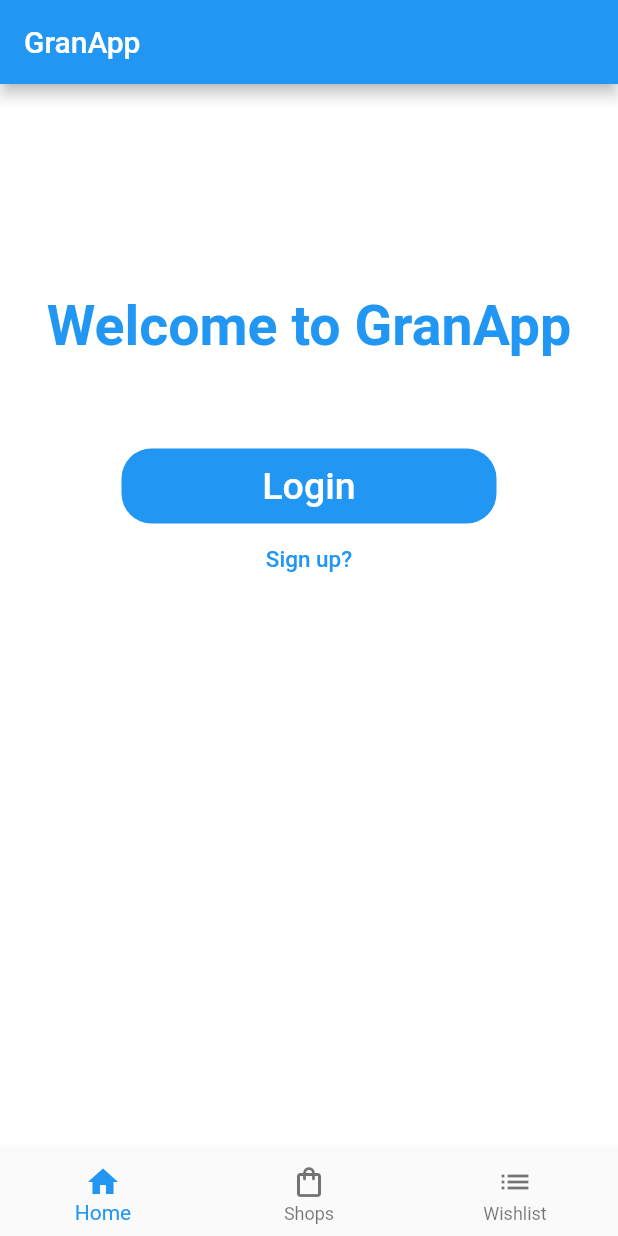
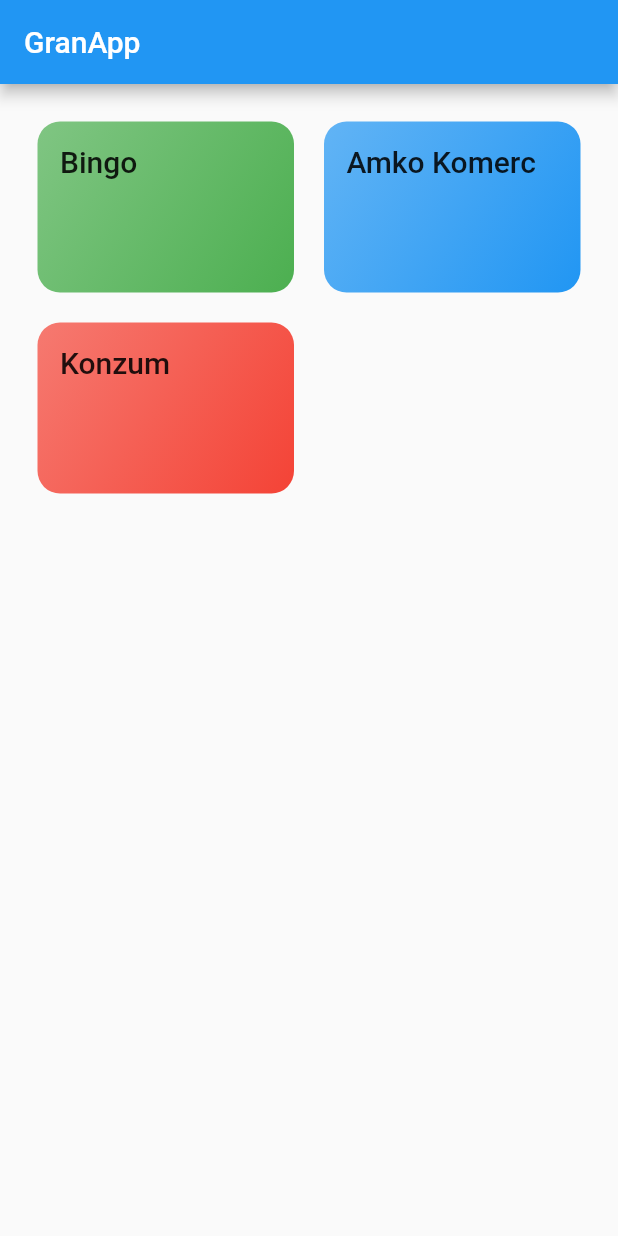
Before and after one commit to nejlaban/granapp, a Flutter app: the screen it shows after launch, on a phone screen of 412 x 824 dp. Run offline on Flutter 3.47's test engine with Material 2 defaults, Android fonts, the phone set to English and light mode, and no system bars.

Commit message:
Add selecting products from a shop

```diff
--- a/lib/Wishlist.dart
+++ /dev/null
@@ -1,13 +0,0 @@
-import 'package:flutter/material.dart';
-
-class Wishlist extends StatefulWidget {
-  @override
-  _WishlistState createState() => _WishlistState();
-}
-
-class _WishlistState extends State<Wishlist> {
-  @override
-  Widget build(BuildContext context) {
-    return Scaffold();
-  }
-}
--- a/lib/home.dart
+++ /dev/null
@@ -1,64 +0,0 @@
-import 'package:flutter/material.dart';
-import 'Login.dart';
-import 'Profile.dart';
-
-class Home extends StatefulWidget {
-  @override
-  _HomeState createState() => _HomeState();
-}
-
-class _HomeState extends State<Home> {
-  @override
-  Widget build(BuildContext context) {
-    return Scaffold(
-      backgroundColor: Colors.white,
-      appBar: AppBar(
-        title: Text("GranApp"),
-      ),
-      body: SingleChildScrollView(
-        child: Column(
-          children: <Widget>[
-            Padding(
-              padding: const EdgeInsets.only(top: 140.0, bottom: 60.0),
-              child: Center(
-                  child: Text(
-                'Welcome to GranApp',
-                style: TextStyle(
-                  color: Colors.blue,
-                  fontSize: 37,
-                  fontWeight: FontWeight.bold,
-                ),
-              )),
-            ),
-            Container(
-              height: 50,
-              width: 250,
-              decoration: BoxDecoration(
-                  color: Colors.blue, borderRadius: BorderRadius.circular(20)),
-              child: FlatButton(
-                onPressed: () {
-                  Navigator.push(
-                      context, MaterialPageRoute(builder: (_) => Login()));
-                },
-                child: Text(
-                  'Login',
-                  style: TextStyle(color: Colors.white, fontSize: 25),
-                ),
-              ),
-            ),
-            FlatButton(
-              onPressed: () {},
-              child: Text(
-                'Sign up?',
-                style: TextStyle(color: Colors.blue, fontSize: 15),
-              ),
-            ),
-            SizedBox(
-              height: 130,
-            ),
-          ],
-        ),
-      ),
-    );
-  }
-}
--- a/lib/main.dart
+++ b/lib/main.dart
@@ -1,60 +1,24 @@
 import 'package:flutter/material.dart';
-import 'Profile.dart';
-import 'Login.dart';
-import 'home.dart';
-import 'Shops.dart';
-import 'Wishlist.dart';
+import 'screens/shops_screen.dart';
+import 'screens/shop_products_screen.dart';
 
-void main() {
-  runApp(MyApp());
-}
+void main() => runApp(MyApp());
 
 class MyApp extends StatelessWidget {
   @override
   Widget build(BuildContext context) {
     return MaterialApp(
-      home: MyBottomNavigationBar(),
+      title: 'GranApp',
+      theme: ThemeData(
+        primarySwatch: Colors.blue,
+        accentColor: Colors.amber,
+      ),
+      // home: ShopsScreen(),
+      // initialRoute: '/',
+      routes: {
+        '/': (ctx) => ShopsScreen(),
+        ShopProductsScreen.routeName: (ctx) => ShopProductsScreen(),
+      },
     );
   }
 }
-
-class MyBottomNavigationBar extends StatefulWidget {
-  @override
-  _MyBottomNavigationBarState createState() => _MyBottomNavigationBarState();
-}
-
-class _MyBottomNavigationBarState extends State<MyBottomNavigationBar> {
-  int _currentIndex = 0;
-
-  final List<Widget> _children = [
-    Home(),
-    Shops(),
-    Wishlist(),
-  ];
-
-  void onTappedBar(int index) {
-    setState(() {
-      _currentIndex = index;
-    });
-  }
-
-  @override
-  Widget build(BuildContext context) {
-    return new Scaffold(
-      body: _children[_currentIndex],
-      bottomNavigationBar: BottomNavigationBar(
-        onTap: onTappedBar,
-        currentIndex: _currentIndex,
-        items: [
-          BottomNavigationBarItem(
-              icon: new Icon(Icons.home), title: new Text('Home')),
-          BottomNavigationBarItem(
-              icon: new Icon(Icons.shopping_bag_outlined),
-              title: new Text('Shops')),
-          BottomNavigationBarItem(
-              icon: new Icon(Icons.list), title: new Text('Wishlist')),
-        ],
-      ),
-    );
-  }
-}
--- /dev/null
+++ b/lib/screens/shops_screen.dart
@@ -0,0 +1,32 @@
+import 'package:flutter/material.dart';
+import '../dummy_data.dart';
+import '../widgets/shop_item.dart';
+
+class ShopsScreen extends StatelessWidget {
+  @override
+  Widget build(BuildContext context) {
+    return Scaffold(
+      appBar: AppBar(
+        title: const Text('GranApp'),
+      ),
+      body: GridView(
+        padding: const EdgeInsets.all(25),
+        children: DUMMY_SHOPS
+            .map(
+              (shpData) => ShopItem(
+                shpData.id,
+                shpData.title,
+                shpData.color,
+              ),
+            )
+            .toList(),
+        gridDelegate: SliverGridDelegateWithMaxCrossAxisExtent(
+          maxCrossAxisExtent: 200,
+          childAspectRatio: 3 / 2,
+          crossAxisSpacing: 20,
+          mainAxisSpacing: 20,
+        ),
+      ),
+    );
+  }
+}
```
Also changed, not shown: lib/Profile.dart (deleted, +0 -23 lines), lib/Shops.dart (deleted, +0 -67 lines), lib/dummy_data.dart (+13 -9 lines), lib/models/product.dart (+5 -2 lines), lib/screens/shop_products_screen.dart (added, +41 -0 lines), lib/shop_products_screen.dart (deleted, +0 -31 lines), lib/widgets/product_item.dart (added, +86 -0 lines), lib/widgets/shop_item.dart (renamed from lib/shop_item.dart, +10 -8 lines).
